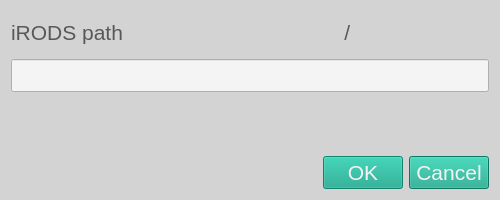
This is ibridgesgui/ui_files/createCollection.ui in iBridges-for-iRODS/iBridges-GUI as Qt 5 draws it before an edit. The edited form follows.
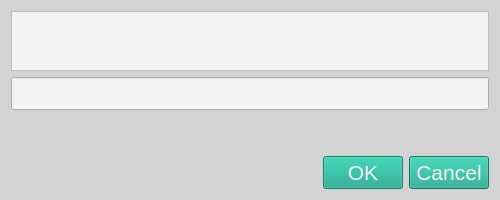
This is the edited form.

Commit message: Catch Exception and different widget

What changed in the file:
```diff
--- a/ibridgesgui/ui_files/createCollection.ui
+++ b/ibridgesgui/ui_files/createCollection.ui
@@ -67,27 +67,7 @@
    <item>
     <layout class="QHBoxLayout" name="horizontalLayout">
      <item>
-      <widget class="QLabel" name="label">
-       <property name="text">
-        <string>iRODS path                                      /</string>
-       </property>
-      </widget>
-     </item>
-     <item>
-      <spacer name="horizontalSpacer">
-       <property name="orientation">
-        <enum>Qt::Horizontal</enum>
-       </property>
-       <property name="sizeType">
-        <enum>QSizePolicy::Minimum</enum>
-       </property>
-       <property name="sizeHint" stdset="0">
-        <size>
-         <width>10</width>
-         <height>20</height>
-        </size>
-       </property>
-      </spacer>
+      <widget class="QTextBrowser" name="label"/>
      </item>
     </layout>
    </item>
```
The commit also changes 1 other file.
